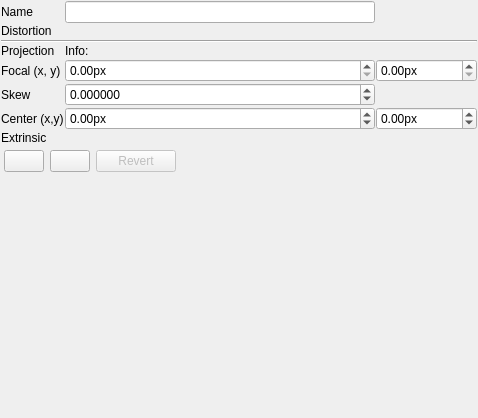
The window that utils/distortioncorrector/cameraModelParametersControlWidget.ui (NickPenkrat/corecvs) describes before a commit, drawn with Qt 5.
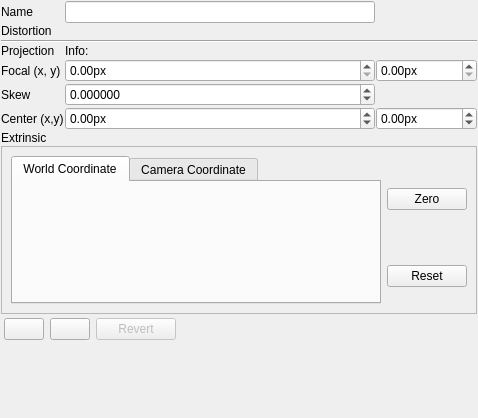
The same window after the commit. Icons and pictures are not drawn. Custom widgets are drawn as their Qt base class.

Diff of the .ui file:
```diff
--- a/utils/distortioncorrector/cameraModelParametersControlWidget.ui
+++ b/utils/distortioncorrector/cameraModelParametersControlWidget.ui
@@ -287,21 +287,153 @@
      </property>
     </widget>
    </item>
+   <item row="11" column="0" colspan="3">
+    <widget class="QFrame" name="frame_2">
+     <property name="sizePolicy">
+      <sizepolicy hsizetype="Preferred" vsizetype="Preferred">
+       <horstretch>0</horstretch>
+       <verstretch>0</verstretch>
+      </sizepolicy>
+     </property>
+     <property name="minimumSize">
+      <size>
+       <width>0</width>
+       <height>100</height>
+      </size>
+     </property>
+     <property name="frameShape">
+      <enum>QFrame::StyledPanel</enum>
+     </property>
+     <property name="frameShadow">
+      <enum>QFrame::Raised</enum>
+     </property>
+     <layout class="QGridLayout" name="gridLayout">
+      <item row="0" column="1">
+       <widget class="QPushButton" name="zeroExtrinsicsPushButton">
+        <property name="sizePolicy">
+         <sizepolicy hsizetype="Fixed" vsizetype="Fixed">
+          <horstretch>0</horstretch>
+          <verstretch>0</verstretch>
+         </sizepolicy>
+        </property>
+        <property name="toolTip">
+         <string>Sets all extrinsic parameteres to 0</string>
+        </property>
+        <property name="text">
+         <string>Zero</string>
+        </property>
+        <property name="icon">
+         <iconset resource="../../resources/main.qrc">
+          <normaloff>:/new/prefix1/bullet_blue.png</normaloff>:/new/prefix1/bullet_blue.png</iconset>
+        </property>
+        <property name="iconSize">
+         <size>
+          <width>24</width>
+          <height>24</height>
+         </size>
+        </property>
+       </widget>
+      </item>
+      <item row="0" column="0" rowspan="2">
+       <widget class="QTabWidget" name="tabWidget">
+        <property name="sizePolicy">
+         <sizepolicy hsizetype="MinimumExpanding" vsizetype="MinimumExpanding">
+          <horstretch>0</horstretch>
+          <verstretch>0</verstretch>
+         </sizepolicy>
+        </property>
+        <property name="toolTip">
+         <string>&lt;html&gt;&lt;head/&gt;&lt;body&gt;&lt;p&gt;World Coordinate&lt;/p&gt;&lt;p&gt;&lt;br/&gt;&lt;/p&gt;&lt;/body&gt;&lt;/html&gt;</string>
+        </property>
+        <property name="currentIndex">
+         <number>0</number>
+        </property>
+        <widget class="QWidget" name="tab">
+         <attribute name="title">
+          <string>World Coordinate</string>
+         </attribute>
+         <layout class="QGridLayout" name="gridLayout_2">
+          <item row="0" column="0">
+           <widget class="Affine3dControlWidget" name="extrinsicWorldWidget" native="true">
+            <property name="sizePolicy">
+             <sizepolicy hsizetype="Preferred" vsizetype="Fixed">
+              <horstretch>0</horstretch>
+              <verstretch>0</verstretch>
+             </sizepolicy>
+            </property>
+            <property name="minimumSize">
+             <size>
+              <width>0</width>
+              <height>100</height>
+             </size>
+            </property>
+           </widget>
+          </item>
+         </layout>
+        </widget>
+        <widget class="QWidget" name="tab_2">
+         <attribute name="title">
+          <string>Camera Coordinate</string>
+         </attribute>
+         <layout class="QGridLayout" name="gridLayout_3">
+          <item row="0" column="0">
+           <widget class="Affine3dControlWidget" name="extrinsicCamWidget" native="true">
+            <property name="sizePolicy">
+             <sizepolicy hsizetype="Preferred" vsizetype="Fixed">
+              <horstretch>0</horstretch>
+              <verstretch>0</verstretch>
+             </sizepolicy>
+            </property>
+            <property name="minimumSize">
+             <size>
+              <width>0</width>
+              <height>100</height>
+             </size>
+            </property>
+           </widget>
+          </item>
+         </layout>
+        </widget>
+       </widget>
+      </item>
+      <item row="1" column="1">
+       <widget class="QPushButton" name="resetExtrinsicsPushButton">
+        <property name="toolTip">
+         <string>Sets angles to default camera rotation</string>
+        </property>
+        <property name="text">
+         <string>Reset</string>
+        </property>
+        <property name="icon">
+         <iconset resource="../../resources/main.qrc">
+          <normaloff>:/new/prefix1/bullet_orange.png</normaloff>:/new/prefix1/bullet_orange.png</iconset>
+        </property>
+        <property name="iconSize">
+         <size>
+          <width>24</width>
+          <height>24</height>
+         </size>
+        </property>
+       </widget>
+      </item>
+     </layout>
+    </widget>
+   </item>
   </layout>
  </widget>
  <customwidgets>
-  <customwidget>
-   <class>LensDistortionModelParametersControlWidget</class>
-   <extends>QWidget</extends>
-   <header>lensDistortionModelParametersControlWidget.h</header>
-   <container>1</container>
-  </customwidget>
   <customwidget>
    <class>Affine3dControlWidget</class>
    <extends>QWidget</extends>
    <header location="global">affine3dControlWidget.h</header>
    <container>1</container>
   </customwidget>
+  <customwidget>
+   <class>LensDistortionModelParametersControlWidget</class>
+   <extends>QWidget</extends>
+   <header>lensDistortionModelParametersControlWidget.h</header>
+   <container>1</container>
+  </customwidget>
  </customwidgets>
  <resources>
   <include location="../../resources/main.qrc"/>
```
Left out of the diff: 242 changed lines with no effect on the pictures.
